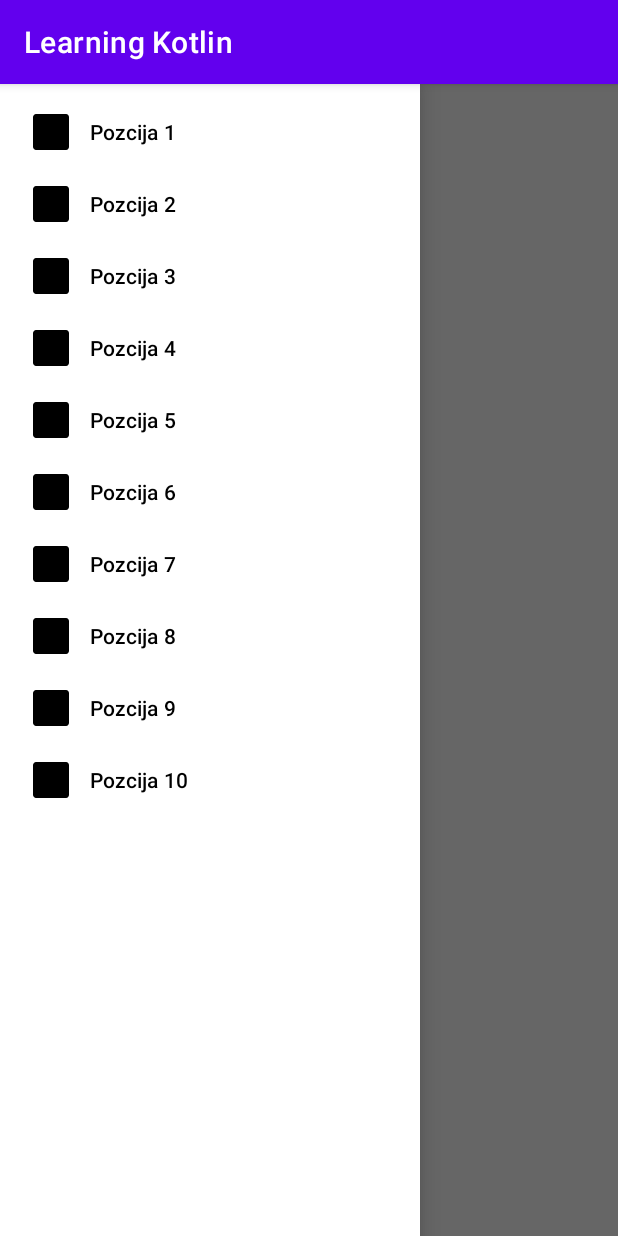
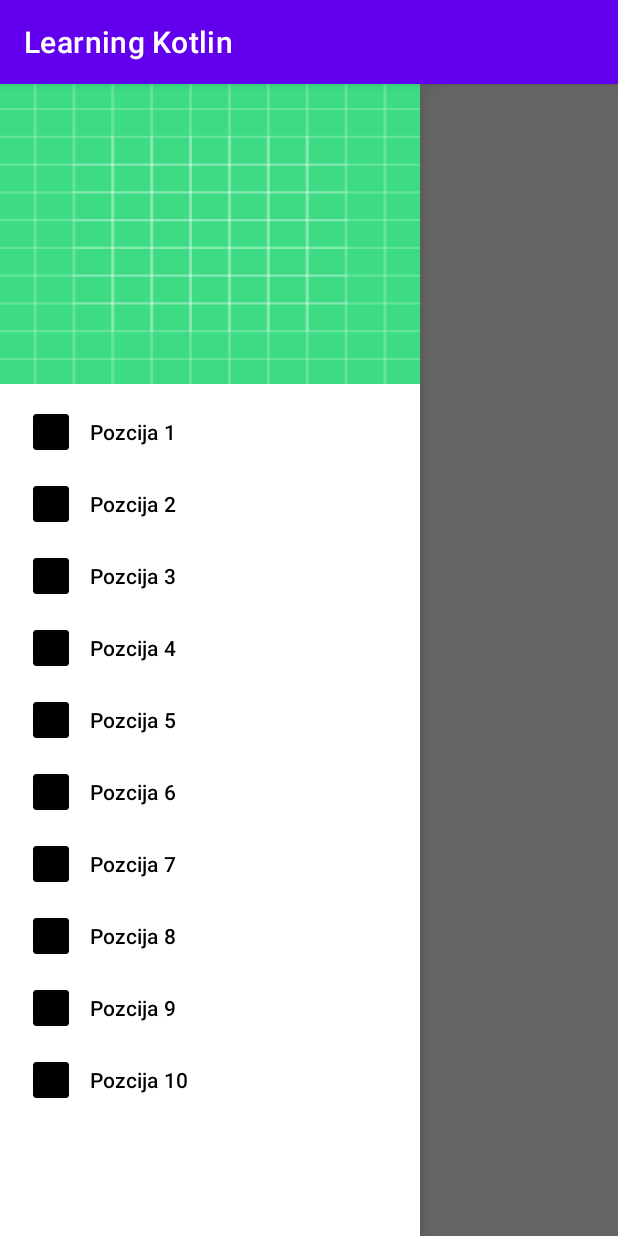
Before and after one commit to Dominik277/CountdownApp, an Android app: the screen it shows after launch (MainActivity), with the side drawer open, on a phone screen of 412 x 824 dp. Run offline under Robolectric (Android 15) with nearby library versions, the phone set to English and light mode, and no system bars.

Commit message:
Kreiran nav_header.xml.

```diff
--- a/app/src/main/res/layout/nav_header.xml
+++ b/app/src/main/res/layout/nav_header.xml
@@ -1,7 +1,20 @@
 <?xml version="1.0" encoding="utf-8"?>
 <androidx.constraintlayout.widget.ConstraintLayout
     xmlns:android="http://schemas.android.com/apk/res/android"
+    xmlns:app="http://schemas.android.com/apk/res-auto"
+    android:id="@+id/navHeader"
     android:layout_width="match_parent"
-    android:layout_height="match_parent">
+    android:layout_height="200dp">
+
+    <ImageView
+        android:id="@+id/headerImage"
+        android:layout_width="0dp"
+        android:layout_height="0dp"
+        android:scaleType="fitXY"
+        app:layout_constraintBottom_toBottomOf="parent"
+        app:layout_constraintEnd_toEndOf="parent"
+        app:layout_constraintStart_toStartOf="parent"
+        app:layout_constraintTop_toTopOf="parent"
+        app:srcCompat="@drawable/ic_launcher_background"/>
 
 </androidx.constraintlayout.widget.ConstraintLayout>
```
